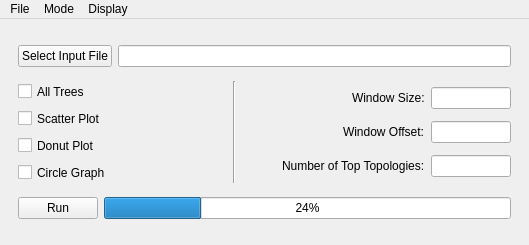
Qt form gui_layout.ui (PeterDulworth/PhyloVis) before a commit.
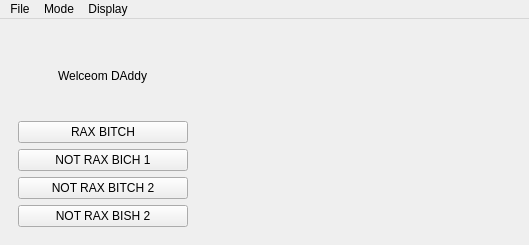
The same form after that commit.

Commit message: WELC420ME DADDY

```diff
--- a/gui_layout.ui
+++ b/gui_layout.ui
@@ -46,6 +46,112 @@
         <property name="currentIndex">
          <number>0</number>
         </property>
+        <widget class="QWidget" name="welcomePage">
+         <layout class="QHBoxLayout" name="horizontalLayout_4">
+          <item>
+           <layout class="QVBoxLayout" name="verticalLayout_4">
+            <item>
+             <layout class="QHBoxLayout" name="horizontalLayout_8">
+              <item>
+               <spacer name="horizontalSpacer_11">
+                <property name="orientation">
+                 <enum>Qt::Horizontal</enum>
+                </property>
+                <property name="sizeHint" stdset="0">
+                 <size>
+                  <width>40</width>
+                  <height>20</height>
+                 </size>
+                </property>
+               </spacer>
+              </item>
+              <item>
+               <widget class="QLabel" name="label_6">
+                <property name="text">
+                 <string>Welceom DAddy</string>
+                </property>
+               </widget>
+              </item>
+              <item>
+               <spacer name="horizontalSpacer_12">
+                <property name="orientation">
+                 <enum>Qt::Horizontal</enum>
+                </property>
+                <property name="sizeHint" stdset="0">
+                 <size>
+                  <width>40</width>
+                  <height>20</height>
+                 </size>
+                </property>
+               </spacer>
+              </item>
+             </layout>
+            </item>
+            <item>
+             <widget class="QPushButton" name="raxBtn">
+              <property name="text">
+               <string>RAX BITCH</string>
+              </property>
+             </widget>
+            </item>
+            <item>
+             <widget class="QPushButton" name="notRax1Btn">
+              <property name="text">
+               <string>NOT RAX BICH 1</string>
+              </property>
+             </widget>
+            </item>
+            <item>
+             <widget class="QPushButton" name="notRax2Btn">
+              <property name="text">
+               <string>NOT RAX BITCH 2</string>
+              </property>
+             </widget>
+            </item>
+            <item>
+             <widget class="QPushButton" name="notRax3Btn">
+              <property name="text">
+               <string>NOT RAX BISH 2</string>
+              </property>
+             </widget>
+            </item>
+           </layout>
+          </item>
+          <item>
+           <spacer name="horizontalSpacer_13">
+            <property name="orientation">
+             <enum>Qt::Horizontal</enum>
+            </property>
+            <property name="sizeHint" stdset="0">
+             <size>
+              <width>40</width>
+              <height>20</height>
+             </size>
+            </property>
+           </spacer>
+          </item>
+          <item>
+           <widget class="QLabel" name="welcomeLogoImage">
+            <property name="text">
+             <string/>
+            </property>
+           </widget>
+          </item>
+          <item>
+           <spacer name="horizontalSpacer_14">
+            <property name="orientation">
+             <enum>Qt::Horizontal</enum>
+            </property>
+            <property name="sizeHint" stdset="0">
+             <size>
+              <width>40</width>
+              <height>20</height>
+             </size>
+            </property>
+           </spacer>
+          </item>
+         </layout>
+        </widget>
         <widget class="QWidget" name="inputPage">
          <layout class="QHBoxLayout" name="horizontalLayout">
           <item>
```
Left out of the diff: 2 changed lines with no effect on the pictures. The commit also changes 2 other files.
